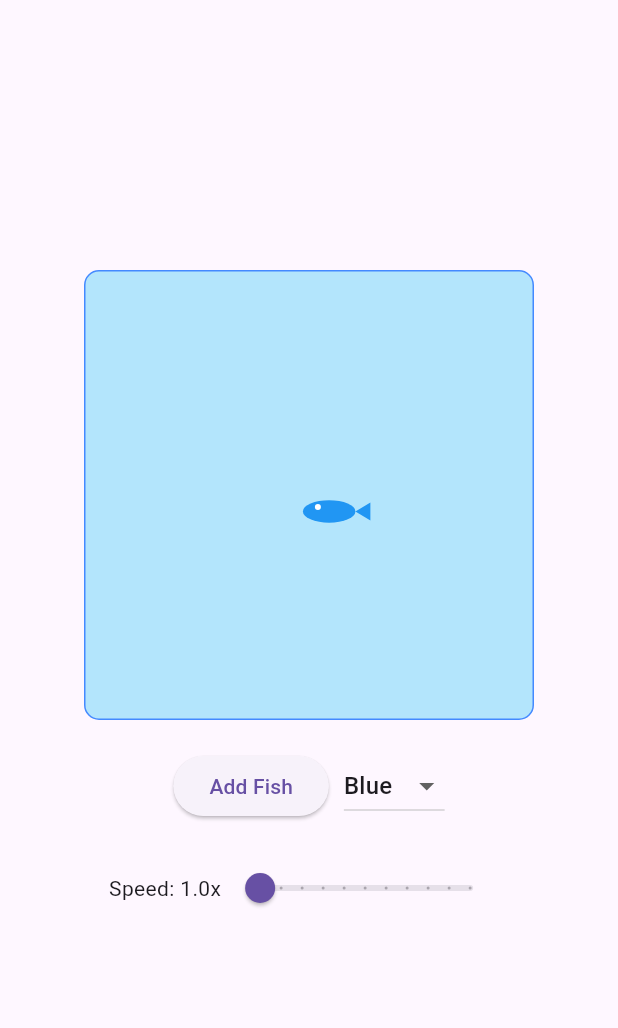
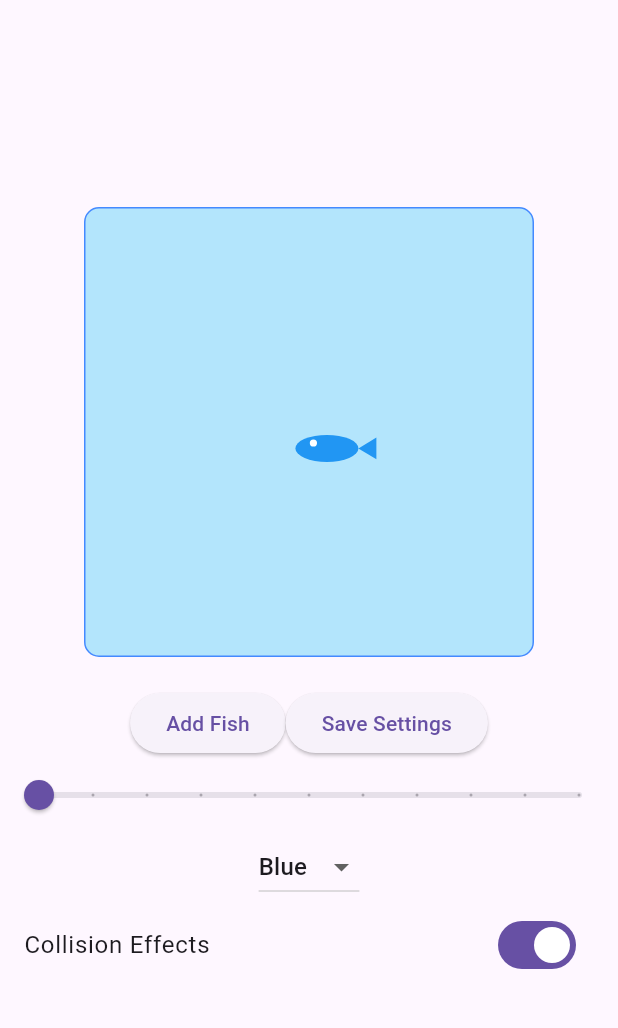
Before and after one commit to divya-jd/virtual_aquarium, a Flutter app: the screen it shows after launch, after a tap on "Add Fish", on a phone screen of 412 x 824 dp, the part 63-1091 px from its top. Run offline on Flutter 3.47's test engine with Material 3 defaults, Android fonts, the phone set to English and light mode, and no system bars; our stand-ins replace sqflite; accounts and stored records are empty.

Commit message:
SQLite to save settings,collision detection, scaling effect,toggle button added

```diff
--- a/lib/main.dart
+++ b/lib/main.dart
@@ -1,5 +1,8 @@
+import 'dart:async';
 import 'dart:math';
 import 'package:flutter/material.dart';
+import 'package:path/path.dart';
+import 'package:sqflite/sqflite.dart';
 
 void main() {
   runApp(VirtualAquariumApp());
@@ -9,7 +12,6 @@ class VirtualAquariumApp extends StatelessWidget {
   @override
   Widget build(BuildContext context) {
     return MaterialApp(
-      title: 'Virtual Aquarium',
       home: VirtualAquarium(),
     );
   }
@@ -21,30 +23,43 @@ class Fish {
   Offset position;
   double dx;
   double dy;
+  double size;
+  bool scaling;
 
   Fish({required this.color, required this.speed})
       : dx = (Random().nextDouble() - 0.5) * speed,
         dy = (Random().nextDouble() - 0.5) * speed,
-        position = Offset(150, 150);
+        position = const Offset(150, 150),
+        size = 1.0,
+        scaling = true; // Initially set scaling to true to trigger grow/shrink effect
 
   Widget buildFish() {
     return Positioned(
       left: position.dx,
       top: position.dy,
+      child: AnimatedScale(
+        scale: scaling ? 1.2 : 1.0, // Scale slightly larger when added
+        duration: const Duration(seconds: 1),
+        onEnd: () {
+          scaling = false; // Reset scaling after animation ends
+        },
         child: CustomPaint(
-        size: Size(50, 30),
+          size: Size(50 * size, 30 * size),
           painter: FishPainter(color: color),
+        ),
       ),
     );
   }
 
   void moveFish() {
     position = Offset(position.dx + dx, position.dy + dy);
+
     if (position.dx <= 0 || position.dx >= 280) dx = -dx;
     if (position.dy <= 0 || position.dy >= 280) dy = -dy;
   }
 }
 
+// Custom Painter class to draw a fish
 class FishPainter extends CustomPainter {
   final Color color;
 
@@ -88,11 +103,14 @@ class VirtualAquarium extends StatefulWidget {
   _VirtualAquariumState createState() => _VirtualAquariumState();
 }
 
-class _VirtualAquariumState extends State<VirtualAquarium> with SingleTickerProviderStateMixin {
+class _VirtualAquariumState extends State<VirtualAquarium>
+    with SingleTickerProviderStateMixin {
   List<Fish> fishList = [];
   double selectedSpeed = 1.0;
   Color selectedColor = Colors.blue;
   late AnimationController _controller;
+  bool collisionEnabled = true;
+  Database? _database;
 
   @override
   void initState() {
@@ -104,6 +122,51 @@ class _VirtualAquariumState extends State<VirtualAquarium> with SingleTickerProv
         _moveFish();
       });
     _controller.repeat();
+    _initializeDatabase();
+  }
+
+  Future<void> _initializeDatabase() async {
+    _database = await openDatabase(
+      join(await getDatabasesPath(), 'aquarium.db'),
+      onCreate: (db, version) {
+        return db.execute(
+          'CREATE TABLE settings (id INTEGER PRIMARY KEY, fishCount INTEGER, fishSpeed REAL, fishColor TEXT)',
+        );
+      },
+      version: 1,
+    );
+    _loadSettings();
+  }
+
+  Future<void> _loadSettings() async {
+    final List<Map<String, dynamic>> settings = await _database!.query('settings');
+    if (settings.isNotEmpty) {
+      setState(() {
+        selectedSpeed = settings[0]['fishSpeed'];
+        selectedColor = Color(int.parse(settings[0]['fishColor']));
+        fishList = List.generate(settings[0]['fishCount'], (index) {
+          return Fish(color: selectedColor, speed: selectedSpeed);
+        });
+      });
+    }
+  }
+
+  Future<void> _saveSettings() async {
+    await _database!.insert('settings', {
+      'fishCount': fishList.length,
+      'fishSpeed': selectedSpeed,
+      'fishColor': selectedColor.value.toString(),
+    });
+  }
+
+  void _addFish() {
+    if (fishList.length < 10) {
+      setState(() {
+        Fish newFish = Fish(color: selectedColor, speed: selectedSpeed);
+        newFish.scaling = true; // Enable scaling effect for new fish
+        fishList.add(newFish);
+      });
+    }
   }
 
   void _moveFish() {
@@ -111,6 +174,36 @@ class _VirtualAquariumState extends State<VirtualAquarium> with SingleTickerProv
       fish.moveFish();
     }
     setState(() {});
+
+    if (collisionEnabled) {
+      _checkForCollisions();
+    }
+  }
+
+  void _checkForCollisions() {
+    for (int i = 0; i < fishList.length; i++) {
+      for (int j = i + 1; j < fishList.length; j++) {
+        Fish fish1 = fishList[i];
+        Fish fish2 = fishList[j];
+
+        if ((fish1.position.dx - fish2.position.dx).abs() < 40 &&
+            (fish1.position.dy - fish2.position.dy).abs() < 30) {
+          // Collision detected, change direction and random color
+          fish1.dx = -fish1.dx;
+          fish2.dx = -fish2.dx;
+
+          setState(() {
+            fish1.color = _randomColor();
+            fish2.color = _randomColor();
+          });
+        }
+      }
+    }
+  }
+
+  Color _randomColor() {
+    List<Color> colors = [Colors.red, Colors.blue, Colors.green, Colors.yellow, Colors.purple];
+    return colors[Random().nextInt(colors.length)];
   }
 
   @override
@@ -122,12 +215,13 @@ class _VirtualAquariumState extends State<VirtualAquarium> with SingleTickerProv
       body: Column(
         mainAxisAlignment: MainAxisAlignment.center,
         children: [
+          // Aquarium Container
           Container(
             width: 300,
             height: 300,
             decoration: BoxDecoration(
               border: Border.all(color: Colors.blueAccent),
-              color: Colors.lightBlue[100],
+              color: Colors.lightBlue[100], // Simulates water
               borderRadius: BorderRadius.circular(10),
             ),
             child: Stack(
@@ -135,20 +229,28 @@ class _VirtualAquariumState extends State<VirtualAquarium> with SingleTickerProv
             ),
           ),
           SizedBox(height: 20),
+          // Control Panel
           Row(
             mainAxisAlignment: MainAxisAlignment.center,
             children: [
-              ElevatedButton(
-                onPressed: () {
-                  if (fishList.length < 10) {
+              ElevatedButton(onPressed: _addFish, child: Text('Add Fish')),
+              ElevatedButton(onPressed: _saveSettings, child: Text('Save Settings')),
+            ],
+          ),
+          // Speed Slider
+          Slider(
+            value: selectedSpeed,
+            onChanged: (newSpeed) {
               setState(() {
-                      fishList.add(Fish(color: selectedColor, speed: selectedSpeed));
+                selectedSpeed = newSpeed;
               });
-                  }
             },
-                child: Text('Add Fish'),
+            min: 1.0,
+            max: 5.0,
+            divisions: 10,
+            label: '${selectedSpeed.toStringAsFixed(1)}x Speed',
           ),
-              SizedBox(width: 10),
+          // Color Picker (can be a dropdown or custom color picker)
           DropdownButton<Color>(
             value: selectedColor,
             onChanged: (newColor) {
@@ -162,26 +264,14 @@ class _VirtualAquariumState extends State<VirtualAquarium> with SingleTickerProv
               DropdownMenuItem(value: Colors.green, child: Text('Green')),
             ],
           ),
-            ],
-          ),
-          SizedBox(height: 20),
-          Row(
-            mainAxisAlignment: MainAxisAlignment.center,
-            children: [
-              Text('Speed: ${selectedSpeed.toStringAsFixed(1)}x'),
-              Slider(
-                value: selectedSpeed,
-                onChanged: (newSpeed) {
+          SwitchListTile(
+            title: Text("Collision Effects"),
+            value: collisionEnabled,
+            onChanged: (value) {
               setState(() {
-                    selectedSpeed = newSpeed;
+                collisionEnabled = value;
               });
             },
-                min: 1.0,
-                max: 5.0,
-                divisions: 10,
-                label: '${selectedSpeed.toStringAsFixed(1)}x Speed',
-              ),
-            ],
           ),
         ],
       ),
@@ -191,6 +281,7 @@ class _VirtualAquariumState extends State<VirtualAquarium> with SingleTickerProv
   @override
   void dispose() {
     _controller.dispose();
+    _database?.close();
     super.dispose();
   }
 }
```
Lines whose indentation alone changed are shown as unchanged.
